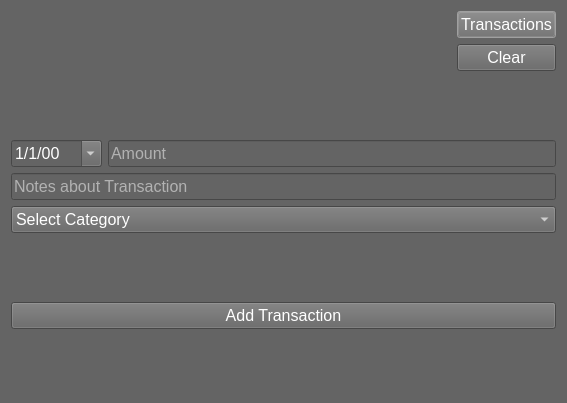
This is gui/newtransaction_dialog.ui in kkonsw/expense-tracker as Qt 5 draws it before an edit. The edited form follows.
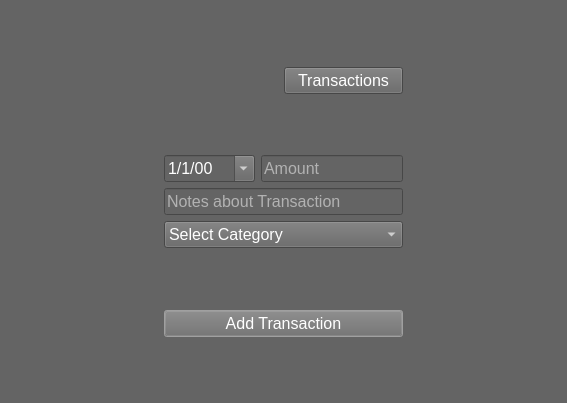
This is the edited form.

Commit message: Change UI + add total expenses

The edit to the form file:
```diff
--- a/gui/newtransaction_dialog.ui
+++ b/gui/newtransaction_dialog.ui
@@ -16,74 +16,50 @@
   <property name="styleSheet">
    <string notr="true">background-color: rgb(100, 100, 100);</string>
   </property>
-  <layout class="QVBoxLayout" name="verticalLayout_2">
-   <item>
-    <layout class="QHBoxLayout" name="horizontalLayout">
+  <layout class="QGridLayout" name="gridLayout">
+   <item row="5" column="1">
+    <widget class="QComboBox" name="comboBox">
+     <property name="font">
+      <font>
+       <pointsize>12</pointsize>
+      </font>
+     </property>
+     <property name="styleSheet">
+      <string notr="true">color: rgb(255, 255, 255);</string>
+     </property>
+     <property name="editable">
+      <bool>false</bool>
+     </property>
+     <property name="currentIndex">
+      <number>0</number>
+     </property>
+     <property name="sizeAdjustPolicy">
+      <enum>QComboBox::AdjustToContentsOnFirstShow</enum>
+     </property>
+     <property name="placeholderText">
+      <string/>
+     </property>
      <item>
-      <spacer name="horizontalSpacer">
-       <property name="orientation">
-        <enum>Qt::Horizontal</enum>
-       </property>
-       <property name="sizeHint" stdset="0">
-        <size>
-         <width>40</width>
-         <height>20</height>
-        </size>
-       </property>
-      </spacer>
+      <property name="text">
+       <string>Select Category</string>
+      </property>
      </item>
-     <item>
-      <layout class="QVBoxLayout" name="verticalLayout">
-       <item>
-        <widget class="QPushButton" name="button_allTransactions">
-         <property name="font">
-          <font>
-           <pointsize>12</pointsize>
-          </font>
-         </property>
-         <property name="focusPolicy">
-          <enum>Qt::TabFocus</enum>
-         </property>
-         <property name="styleSheet">
-          <string notr="true">color: rgb(255, 255, 255);
-selection-background-color: rgb(255, 255, 255);
-selection-color: rgb(255, 255, 255);
-border-color: rgb(0, 0, 0);</string>
-         </property>
-         <property name="text">
-          <string>Transactions</string>
-         </property>
-         <property name="flat">
-          <bool>false</bool>
-         </property>
-        </widget>
-       </item>
-       <item>
-        <widget class="QPushButton" name="button_clearTransactions">
-         <property name="font">
-          <font>
-           <pointsize>12</pointsize>
-          </font>
-         </property>
-         <property name="focusPolicy">
-          <enum>Qt::TabFocus</enum>
-         </property>
-         <property name="styleSheet">
-          <string notr="true">color: rgb(255, 255, 255);
-selection-background-color: rgb(255, 255, 255);
-selection-color: rgb(255, 255, 255);
-border-color: rgb(0, 0, 0);</string>
-         </property>
-         <property name="text">
-          <string>Clear</string>
-         </property>
-        </widget>
-       </item>
-      </layout>
-     </item>
-    </layout>
+    </widget>
    </item>
-   <item>
+   <item row="8" column="1">
+    <spacer name="verticalSpacer">
+     <property name="orientation">
+      <enum>Qt::Vertical</enum>
+     </property>
+     <property name="sizeHint" stdset="0">
+      <size>
+       <width>20</width>
+       <height>40</height>
+      </size>
+     </property>
+    </spacer>
+   </item>
+   <item row="2" column="1">
     <spacer name="verticalSpacer_2">
      <property name="orientation">
       <enum>Qt::Vertical</enum>
@@ -96,7 +72,7 @@
      </property>
     </spacer>
    </item>
-   <item>
+   <item row="3" column="1">
     <layout class="QHBoxLayout" name="horizontalLayout_2">
      <item>
       <widget class="QDateEdit" name="dateEdit">
@@ -139,7 +115,33 @@
      </item>
     </layout>
    </item>
-   <item>
+   <item row="6" column="1">
+    <spacer name="verticalSpacer_3">
+     <property name="orientation">
+      <enum>Qt::Vertical</enum>
+     </property>
+     <property name="sizeHint" stdset="0">
+      <size>
+       <width>20</width>
+       <height>40</height>
+      </size>
+     </property>
+    </spacer>
+   </item>
+   <item row="4" column="0">
+    <spacer name="horizontalSpacer_2">
+     <property name="orientation">
+      <enum>Qt::Horizontal</enum>
+     </property>
+     <property name="sizeHint" stdset="0">
+      <size>
+       <width>40</width>
+       <height>20</height>
+      </size>
+     </property>
+    </spacer>
+   </item>
+   <item row="4" column="1">
     <widget class="QLineEdit" name="lineEdit_note">
      <property name="font">
       <font>
@@ -160,49 +162,7 @@
      </property>
     </widget>
    </item>
-   <item>
-    <widget class="QComboBox" name="comboBox">
-     <property name="font">
-      <font>
-       <pointsize>12</pointsize>
-      </font>
-     </property>
-     <property name="styleSheet">
-      <string notr="true">color: rgb(255, 255, 255);</string>
-     </property>
-     <property name="editable">
-      <bool>false</bool>
-     </property>
-     <property name="currentIndex">
-      <number>0</number>
-     </property>
-     <property name="sizeAdjustPolicy">
-      <enum>QComboBox::AdjustToContentsOnFirstShow</enum>
-     </property>
-     <property name="placeholderText">
-      <string/>
-     </property>
-     <item>
-      <property name="text">
-       <string>Select Category</string>
-      </property>
-     </item>
-    </widget>
-   </item>
-   <item>
-    <spacer name="verticalSpacer_3">
-     <property name="orientation">
-      <enum>Qt::Vertical</enum>
-     </property>
-     <property name="sizeHint" stdset="0">
-      <size>
-       <width>20</width>
-       <height>40</height>
-      </size>
-     </property>
-    </spacer>
-   </item>
-   <item>
+   <item row="7" column="1">
     <widget class="QPushButton" name="button_addTransaction">
      <property name="font">
       <font>
@@ -223,8 +183,66 @@
      </property>
     </widget>
    </item>
-   <item>
-    <spacer name="verticalSpacer">
+   <item row="1" column="1">
+    <layout class="QHBoxLayout" name="horizontalLayout" stretch="1,1">
+     <item>
+      <spacer name="horizontalSpacer">
+       <property name="orientation">
+        <enum>Qt::Horizontal</enum>
+       </property>
+       <property name="sizeHint" stdset="0">
+        <size>
+         <width>40</width>
+         <height>20</height>
+        </size>
+       </property>
+      </spacer>
+     </item>
+     <item>
+      <layout class="QVBoxLayout" name="verticalLayout">
+       <item>
+        <widget class="QPushButton" name="button_allTransactions">
+         <property name="font">
+          <font>
+           <pointsize>12</pointsize>
+          </font>
+         </property>
+         <property name="focusPolicy">
+          <enum>Qt::TabFocus</enum>
+         </property>
+         <property name="styleSheet">
+          <string notr="true">color: rgb(255, 255, 255);
+selection-background-color: rgb(255, 255, 255);
+selection-color: rgb(255, 255, 255);
+border-color: rgb(0, 0, 0);</string>
+         </property>
+         <property name="text">
+          <string>Transactions</string>
+         </property>
+         <property name="flat">
+          <bool>false</bool>
+         </property>
+        </widget>
+       </item>
+      </layout>
+     </item>
+    </layout>
+   </item>
+   <item row="4" column="2">
+    <spacer name="horizontalSpacer_3">
+     <property name="orientation">
+      <enum>Qt::Horizontal</enum>
+     </property>
+     <property name="sizeHint" stdset="0">
+      <size>
+       <width>40</width>
+       <height>20</height>
+      </size>
+     </property>
+    </spacer>
+   </item>
+   <item row="0" column="1">
+    <spacer name="verticalSpacer_4">
      <property name="orientation">
       <enum>Qt::Vertical</enum>
      </property>
```
The commit also changes 5 other files.
